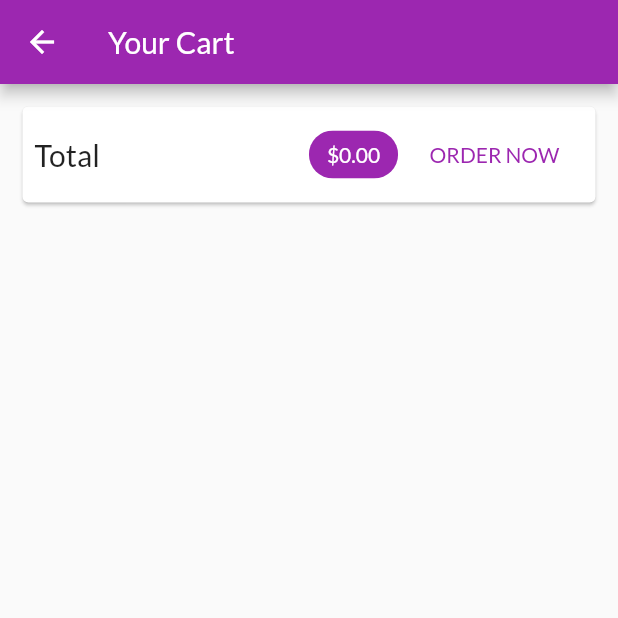
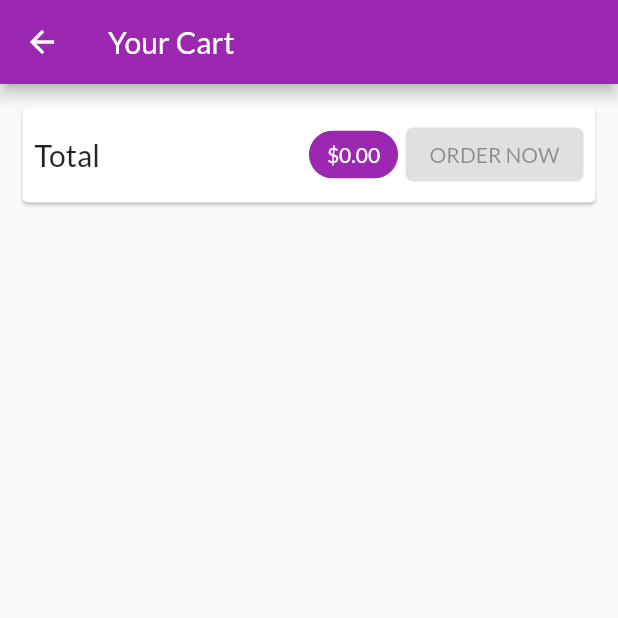
Before and after one commit to SomeiLam/Shop-App, a Flutter app: the CartScreen screen opened by its route, on a phone screen of 412 x 824 dp, the top half of it. Run offline on Flutter 3.47's test engine with Material 2 defaults, Android fonts, the phone set to English and light mode, and no system bars; network calls fail.

Commit message:
add order request

```diff
--- a/lib/screens/cart_screen.dart
+++ b/lib/screens/cart_screen.dart
@@ -40,25 +40,7 @@ class CartScreen extends StatelessWidget {
                     ),
                     Padding(
                       padding: EdgeInsets.only(left: 5),
-                      child: ElevatedButton(
-                          child: Text('ORDER NOW'),
-                          onPressed: () {
-                            Provider.of<Orders>(context, listen: false)
-                                .addOrder(
-                              cart.items.values.toList(),
-                              cart.totalAmount,
-                            );
-                            cart.clear();
-                          },
-                          style: ElevatedButton.styleFrom(
-                            foregroundColor:
-                                Theme.of(context).colorScheme.primary,
-                            backgroundColor: Colors.white,
-                            shape: RoundedRectangleBorder(
-                              borderRadius: BorderRadius.circular(5),
-                            ),
-                            elevation: 0, // shadow
-                          )),
+                      child: OrderButton(cart: cart),
                     )
                   ]),
             )),
@@ -78,3 +60,48 @@ class CartScreen extends StatelessWidget {
     );
   }
 }
+
+class OrderButton extends StatefulWidget {
+  const OrderButton({
+    Key key,
+    @required this.cart,
+  }) : super(key: key);
+
+  final Cart cart;
+
+  @override
+  State<OrderButton> createState() => _OrderButtonState();
+}
+
+class _OrderButtonState extends State<OrderButton> {
+  var _isLoading = false;
+
+  @override
+  Widget build(BuildContext context) {
+    return ElevatedButton(
+        child: _isLoading ? CircularProgressIndicator() : Text('ORDER NOW'),
+        onPressed: (widget.cart.totalAmount <= 0 || _isLoading)
+            ? null
+            : () async {
+                setState(() {
+                  _isLoading = true;
+                });
+                await Provider.of<Orders>(context, listen: false).addOrder(
+                  widget.cart.items.values.toList(),
+                  widget.cart.totalAmount,
+                );
+                setState(() {
+                  _isLoading = false;
+                });
+                widget.cart.clear();
+              },
+        style: ElevatedButton.styleFrom(
+          foregroundColor: Theme.of(context).colorScheme.primary,
+          backgroundColor: Colors.white,
+          shape: RoundedRectangleBorder(
+            borderRadius: BorderRadius.circular(5),
+          ),
+          elevation: 0, // shadow
+        ));
+  }
+}
```
Also changed, not shown: lib/providers/orders.dart (+52 -3 lines), lib/screens/orders_screen.dart (+29 -4 lines).
